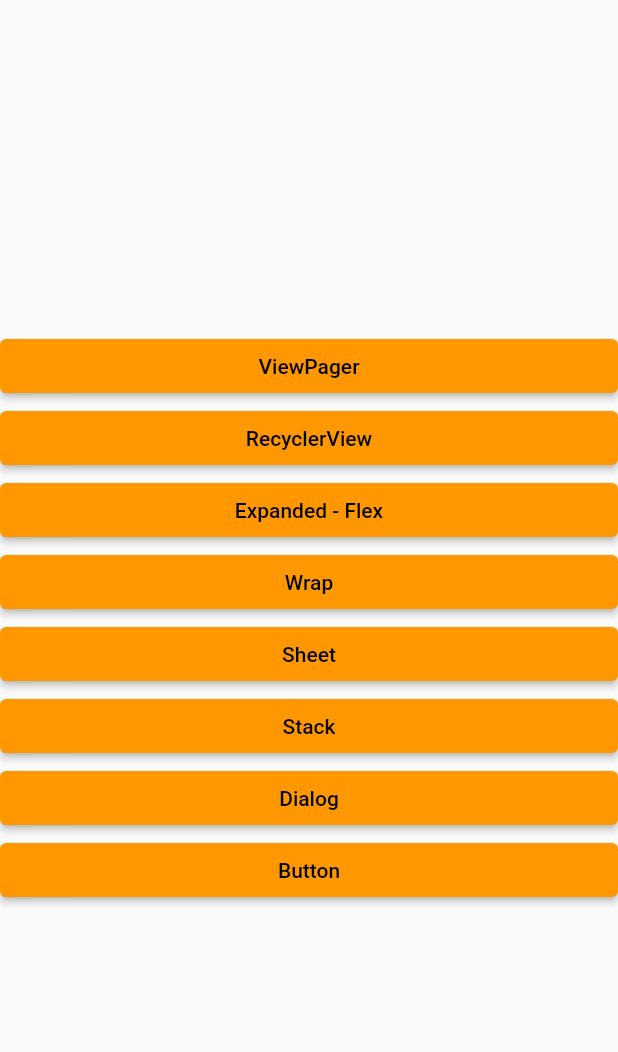
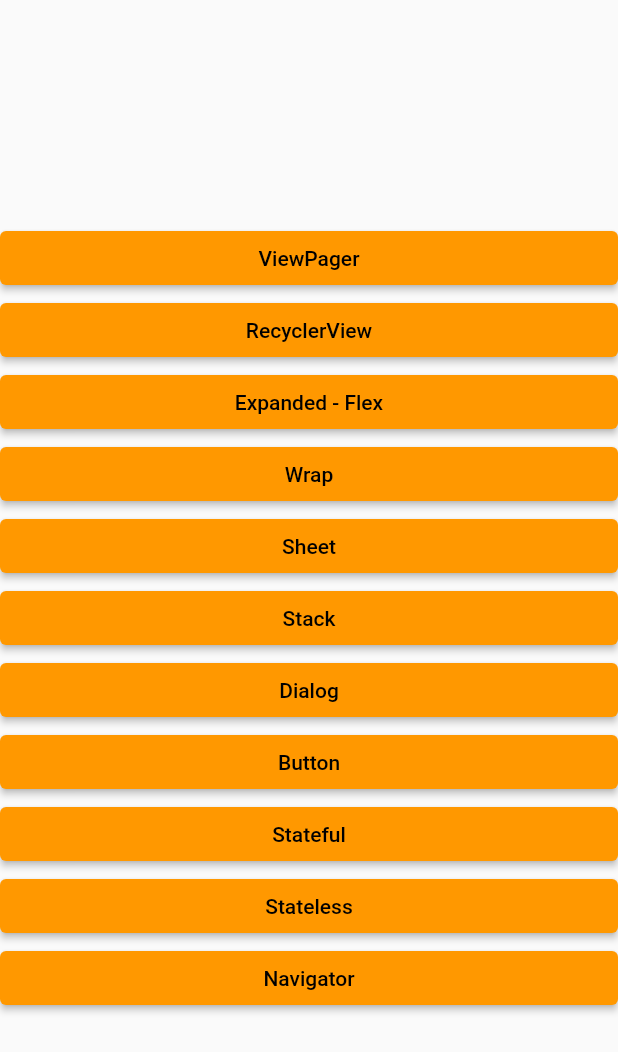
Before and after one commit to BurkClik/Flutter-101, a Flutter app: the screen it shows after launch, on a phone screen of 412 x 824 dp. Shown: the top 1052 px of the screen. Run offline on Flutter 3.47's test engine with Material 2 defaults, Android fonts, the phone set to English and light mode, and no system bars; our stand-ins replace flutter_rating_bar.

```diff
--- a/lib/page/main_page.dart
+++ b/lib/page/main_page.dart
@@ -6,7 +6,10 @@ import 'package:flutter_101/page/list_view_page.dart';
 import 'package:flutter_101/page/page_view.dart';
 import 'package:flutter_101/page/sheet_page.dart';
 import 'package:flutter_101/page/stack_page.dart';
+import 'package:flutter_101/page/stateful_page.dart';
+import 'package:flutter_101/page/stateless_page.dart';
 import 'package:flutter_101/page/wrap_page.dart';
+import 'navigator_page.dart';
 
 class MainPage extends StatelessWidget {
   static String routeName = "/main_page";
@@ -62,6 +65,21 @@ class MainPage extends StatelessWidget {
                     Navigator.pushNamed(context, ButtonPage.routeName);
                   },
                   child: const Text("Button")),
+              ElevatedButton(
+                  onPressed: () {
+                    Navigator.pushNamed(context, StatefulPage.routeName);
+                  },
+                  child: const Text("Stateful")),
+              ElevatedButton(
+                  onPressed: () {
+                    Navigator.pushNamed(context, StatelessPage.routeName);
+                  },
+                  child: const Text("Stateless")),
+              ElevatedButton(
+                  onPressed: () {
+                    Navigator.pushNamed(context, NavigatorPage.routeName);
+                  },
+                  child: const Text("Navigator")),
             ],
           ),
         ),
--- a/lib/routes.dart
+++ b/lib/routes.dart
@@ -5,9 +5,12 @@ import 'package:flutter_101/page/draggable_sheet_page.dart';
 import 'package:flutter_101/page/expanded_page.dart';
 import 'package:flutter_101/page/list_view_page.dart';
 import 'package:flutter_101/page/main_page.dart';
+import 'package:flutter_101/page/navigator_page.dart';
 import 'package:flutter_101/page/page_view.dart';
 import 'package:flutter_101/page/sheet_page.dart';
 import 'package:flutter_101/page/stack_page.dart';
+import 'package:flutter_101/page/stateful_page.dart';
+import 'package:flutter_101/page/stateless_page.dart';
 import 'package:flutter_101/page/widget_lifecycle.dart';
 import 'package:flutter_101/page/wrap_page.dart';
 
@@ -22,5 +25,8 @@ final Map<String, WidgetBuilder> routes = {
   DraggableSheetPage.routeName: (context) => const DraggableSheetPage(),
   StackPage.routeName: (context) => const StackPage(),
   DialogPage.routeName: (context) => const DialogPage(),
-  ButtonPage.routeName: (context) => const ButtonPage()
+  ButtonPage.routeName: (context) => const ButtonPage(),
+  StatelessPage.routeName: (context) => StatelessPage(),
+  StatefulPage.routeName: (context) => StatefulPage(),
+  NavigatorPage.routeName: (context) => const NavigatorPage()
 };
```
Also changed, not shown: lib/page/navigated_page.dart (added, +28 -0 lines), lib/page/navigator_page.dart (added, +30 -0 lines), lib/page/stateful_page.dart (added, +33 -0 lines), lib/page/stateless_page.dart (added, +26 -0 lines).
